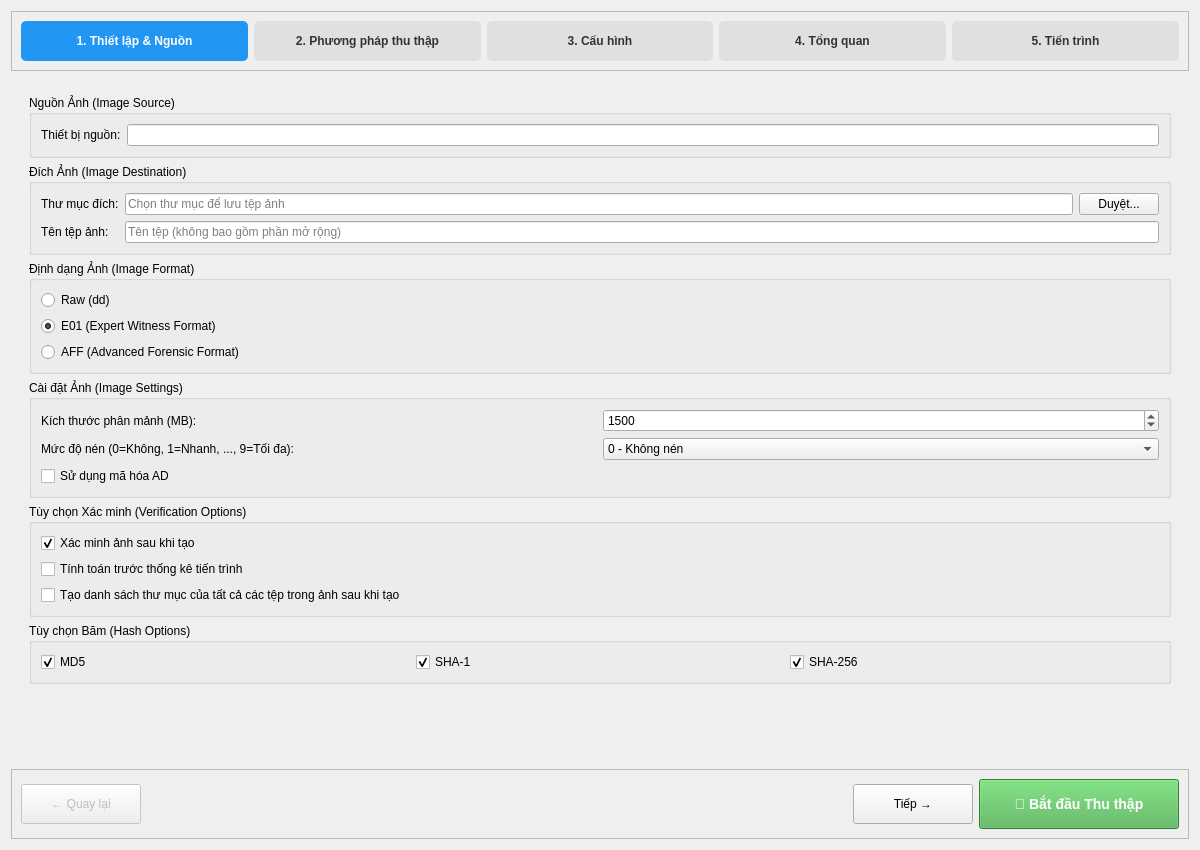
This is views/pages/collect_ui/collect_nonvolatile.ui in Tlinhk/Windows_forensic as Qt 5 draws it before an edit. The edited form follows.
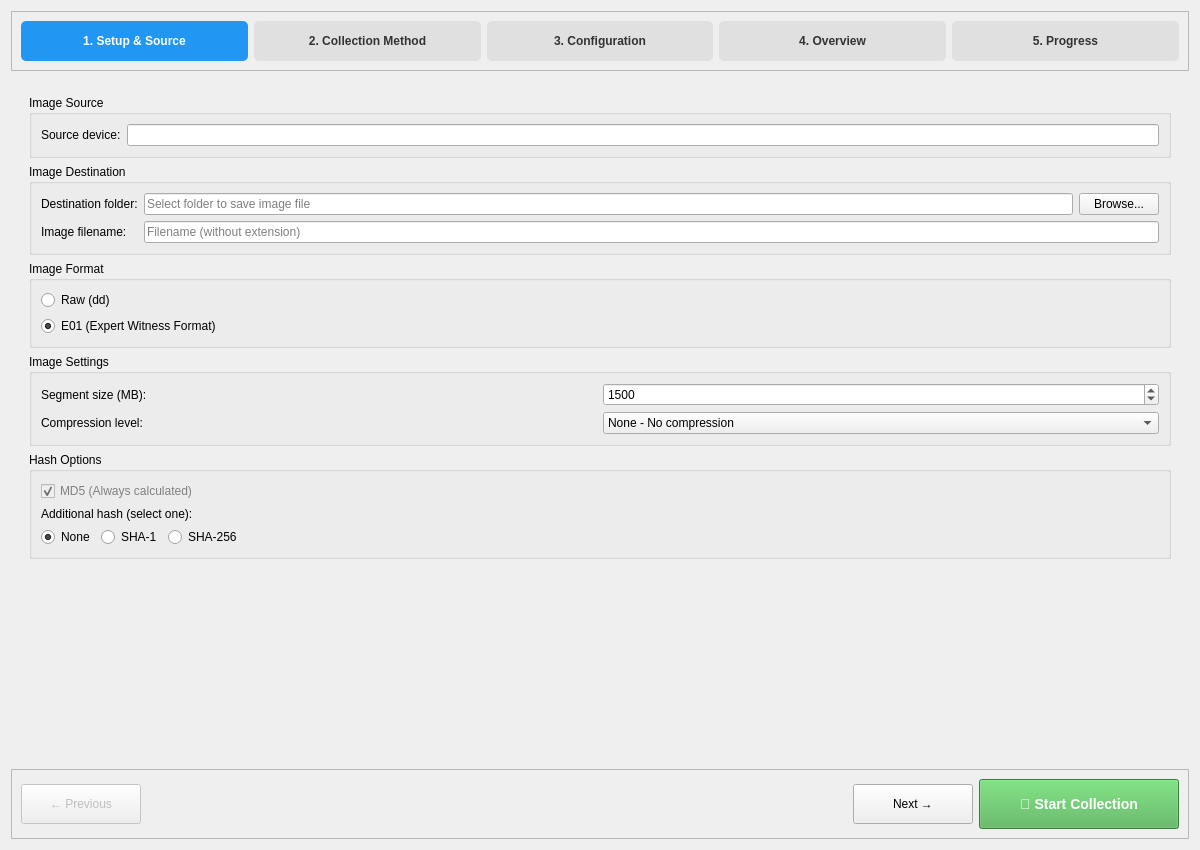
This is the edited form. The open tabs and pages were chosen to show the change.

Commit message: Cap nhat thu thap du lieu bat bien

Patch:
```diff
--- a/views/pages/collect_ui/collect_nonvolatile.ui
+++ b/views/pages/collect_ui/collect_nonvolatile.ui
@@ -35,7 +35,7 @@
          <string notr="true">background-color: #2196F3; color: white; border-radius: 5px; padding: 5px; font-weight: bold;</string>
         </property>
         <property name="text">
-         <string>1. Thiết lập &amp; Nguồn</string>
+         <string>1. Setup &amp; Source</string>
         </property>
         <property name="alignment">
          <set>Qt::AlignCenter</set>
@@ -54,7 +54,7 @@
          <string notr="true">background-color: #E0E0E0; color: #333; border-radius: 5px; padding: 5px; font-weight: bold;</string>
         </property>
         <property name="text">
-         <string>2. Phương pháp thu thập</string>
+         <string>2. Collection Method</string>
         </property>
         <property name="alignment">
          <set>Qt::AlignCenter</set>
@@ -73,7 +73,7 @@
          <string notr="true">background-color: #E0E0E0; color: #333; border-radius: 5px; padding: 5px; font-weight: bold;</string>
         </property>
         <property name="text">
-         <string>3. Cấu hình</string>
+         <string>3. Configuration</string>
         </property>
         <property name="alignment">
          <set>Qt::AlignCenter</set>
@@ -92,7 +92,7 @@
          <string notr="true">background-color: #E0E0E0; color: #333; border-radius: 5px; padding: 5px; font-weight: bold;</string>
         </property>
         <property name="text">
-         <string>4. Tổng quan</string>
+         <string>4. Overview</string>
         </property>
         <property name="alignment">
          <set>Qt::AlignCenter</set>
@@ -111,7 +111,7 @@
          <string notr="true">background-color: #E0E0E0; color: #333; border-radius: 5px; padding: 5px; font-weight: bold;</string>
         </property>
         <property name="text">
-         <string>5. Tiến trình</string>
+         <string>5. Progress</string>
         </property>
         <property name="alignment">
          <set>Qt::AlignCenter</set>
@@ -1011,13 +1011,13 @@
            <item>
             <widget class="QGroupBox" name="groupBox_image_source">
              <property name="title">
-              <string>Nguồn Ảnh (Image Source)</string>
+              <string>Image Source</string>
              </property>
              <layout class="QGridLayout" name="gridLayout_image_source">
               <item row="0" column="0">
                <widget class="QLabel" name="label_image_source">
                 <property name="text">
-                 <string>Thiết bị nguồn:</string>
+                 <string>Source device:</string>
                 </property>
                </widget>
               </item>
@@ -1034,7 +1034,7 @@
            <item>
             <widget class="QGroupBox" name="groupBox_image_destination">
              <property name="title">
-              <string>Đích Ảnh (Image Destination)</string>
+              <string>Image Destination</string>
              </property>
              <layout class="QVBoxLayout" name="verticalLayout_image_destination">
               <item>
@@ -1042,35 +1042,35 @@
                 <item row="0" column="0">
                  <widget class="QLabel" name="label_destination_folder">
                   <property name="text">
-                   <string>Thư mục đích:</string>
+                   <string>Destination folder:</string>
                   </property>
                  </widget>
                 </item>
                 <item row="0" column="1">
                  <widget class="QLineEdit" name="lineEdit_destination_folder">
                   <property name="placeholderText">
-                   <string>Chọn thư mục để lưu tệp ảnh</string>
+                   <string>Select folder to save image file</string>
                   </property>
                  </widget>
                 </item>
                 <item row="0" column="2">
                  <widget class="QPushButton" name="pushButton_browse_folder">
                   <property name="text">
-                   <string>Duyệt...</string>
+                   <string>Browse...</string>
                   </property>
                  </widget>
                 </item>
                 <item row="1" column="0">
                  <widget class="QLabel" name="label_image_filename">
                   <property name="text">
-                   <string>Tên tệp ảnh:</string>
+                   <string>Image filename:</string>
                   </property>
                  </widget>
                 </item>
                 <item row="1" column="1" colspan="2">
                  <widget class="QLineEdit" name="lineEdit_image_filename">
                   <property name="placeholderText">
-                   <string>Tên tệp (không bao gồm phần mở rộng)</string>
+                   <string>Filename (without extension)</string>
                   </property>
                  </widget>
                 </item>
@@ -1082,7 +1082,7 @@
            <item>
             <widget class="QGroupBox" name="groupBox_image_format">
              <property name="title">
-              <string>Định dạng Ảnh (Image Format)</string>
+              <string>Image Format</string>
              </property>
              <layout class="QVBoxLayout" name="verticalLayout_image_format">
               <item>
@@ -1104,13 +1104,6 @@
                   </property>
                  </widget>
                 </item>
-                <item row="2" column="0">
-                 <widget class="QRadioButton" name="radioButton_aff">
-                  <property name="text">
-                   <string>AFF (Advanced Forensic Format)</string>
-                  </property>
-                 </widget>
-                </item>
                </layout>
               </item>
              </layout>
@@ -1119,7 +1112,7 @@
            <item>
             <widget class="QGroupBox" name="groupBox_image_settings">
              <property name="title">
-              <string>Cài đặt Ảnh (Image Settings)</string>
+              <string>Image Settings</string>
              </property>
              <layout class="QVBoxLayout" name="verticalLayout_image_settings">
               <item>
@@ -1127,14 +1120,14 @@
                 <item row="0" column="0">
                  <widget class="QLabel" name="label_fragment_size">
                   <property name="text">
-                   <string>Kích thước phân mảnh (MB):</string>
+                   <string>Segment size (MB):</string>
                   </property>
                  </widget>
                 </item>
                 <item row="0" column="1">
                  <widget class="QSpinBox" name="spinBox_fragment_size">
                   <property name="specialValueText">
-                   <string>Không phân mảnh</string>
+                   <string>No segmentation</string>
                   </property>
                   <property name="minimum">
                    <number>0</number>
@@ -1150,39 +1143,35 @@
                 <item row="1" column="0">
                  <widget class="QLabel" name="label_compression">
                   <property name="text">
-                   <string>Mức độ nén (0=Không, 1=Nhanh, ..., 9=Tối đa):</string>
+                   <string>Compression level:</string>
                   </property>
                  </widget>
                 </item>
                 <item row="1" column="1">
                  <widget class="QComboBox" name="comboBox_compression">
-                  <item>
-                   <property name="text">
-                    <string>0 - Không nén</string>
-                   </property>
-                  </item>
-                  <item>
-                   <property name="text">
-                    <string>1 - Nhanh nhất</string>
-                   </property>
-                  </item>
-                  <item>
-                   <property name="text">
-                    <string>5 - Bình thường</string>
-                   </property>
-                  </item>
-                  <item>
-                   <property name="text">
-                    <string>9 - Tối đa</string>
-                   </property>
-                  </item>
-                 </widget>
-                </item>
-                <item row="2" column="0" colspan="2">
-                 <widget class="QCheckBox" name="checkBox_ad_encryption">
-                  <property name="text">
-                   <string>Sử dụng mã hóa AD</string>
+                  <property name="toolTip">
+                   <string>Only applies to E01</string>
                   </property>
+                  <item>
+                   <property name="text">
+                    <string>None - No compression</string>
+                   </property>
+                  </item>
+                  <item>
+                   <property name="text">
+                    <string>Empty Block - Compress empty blocks only</string>
+                   </property>
+                  </item>
+                  <item>
+                   <property name="text">
+                    <string>Fast - Fast compression</string>
+                   </property>
+                  </item>
+                  <item>
+                   <property name="text">
+                    <string>Best - Maximum compression</string>
+                   </property>
+                  </item>
                  </widget>
                 </item>
                </layout>
@@ -1190,59 +1179,25 @@
              </layout>
             </widget>
            </item>
-           <item>
-            <widget class="QGroupBox" name="groupBox_verification">
-             <property name="title">
-              <string>Tùy chọn Xác minh (Verification Options)</string>
-             </property>
-             <layout class="QVBoxLayout" name="verticalLayout_verification">
-              <item>
-               <widget class="QCheckBox" name="checkBox_verify_after_creation">
-                <property name="text">
-                 <string>Xác minh ảnh sau khi tạo</string>
-                </property>
-                <property name="checked">
-                 <bool>true</bool>
-                </property>
-               </widget>
-              </item>
-              <item>
-               <widget class="QCheckBox" name="checkBox_precalculate_progress">
-                <property name="text">
-                 <string>Tính toán trước thống kê tiến trình</string>
-                </property>
-               </widget>
-              </item>
-              <item>
-               <widget class="QCheckBox" name="checkBox_create_directory_listing">
-                <property name="text">
-                 <string>Tạo danh sách thư mục của tất cả các tệp trong ảnh sau khi tạo</string>
-                </property>
-               </widget>
-              </item>
-             </layout>
-            </widget>
-           </item>
            <item>
             <widget class="QGroupBox" name="groupBox_hashing">
              <property name="title">
-              <string>Tùy chọn Băm (Hash Options)</string>
+              <string>Hash Options</string>
              </property>
-             <layout class="QHBoxLayout" name="horizontalLayout_hashing">
+             <layout class="QVBoxLayout" name="verticalLayout_hashing">
               <item>
                <widget class="QCheckBox" name="checkBox_md5">
-                <property name="text">
-                 <string>MD5</string>
+                <property name="enabled">
+                 <bool>false</bool>
                 </property>
                 <property name="checked">
                  <bool>true</bool>
                 </property>
-               </widget>
-              </item>
-              <item>
-               <widget class="QCheckBox" name="checkBox_sha1">
+                <property name="styleSheet">
+                 <string notr="true">color: gray;</string>
+                </property>
                 <property name="text">
-                 <string>SHA-1</string>
+                 <string>MD5 (Always calculated)</string>
                 </property>
                 <property name="checked">
                  <bool>true</bool>
@@ -1250,15 +1205,53 @@
                </widget>
               </item>
               <item>
-               <widget class="QCheckBox" name="checkBox_sha256">
+               <widget class="QLabel" name="label_additional_hash">
                 <property name="text">
-                 <string>SHA-256</string>
+                 <string>Additional hash (select one):</string>
                 </property>
-                <property name="checked">
-                 <bool>true</bool>
-                </property>
                </widget>
               </item>
+              <item>
+               <layout class="QHBoxLayout" name="horizontalLayout_additional_hash">
+                <item>
+                 <widget class="QRadioButton" name="radioButton_no_hash">
+                  <property name="text">
+                   <string>None</string>
+                  </property>
+                  <property name="checked">
+                   <bool>true</bool>
+                  </property>
+                 </widget>
+                </item>
+                <item>
+                 <widget class="QRadioButton" name="radioButton_sha1">
+                  <property name="text">
+                   <string>SHA-1</string>
+                  </property>
+                 </widget>
+                </item>
+                <item>
+                 <widget class="QRadioButton" name="radioButton_sha256">
+                  <property name="text">
+                   <string>SHA-256</string>
+                  </property>
+                 </widget>
+                </item>
+                <item>
+                 <spacer name="horizontalSpacer_hash">
+                  <property name="orientation">
+                   <enum>Qt::Horizontal</enum>
+                  </property>
+                  <property name="sizeHint" stdset="0">
+                   <size>
+                    <width>40</width>
+                    <height>20</height>
+                   </size>
+                  </property>
+                 </spacer>
+                </item>
+               </layout>
+              </item>
              </layout>
             </widget>
            </item>
@@ -1479,7 +1472,7 @@
          </size>
         </property>
         <property name="text">
-         <string>← Quay lại</string>
+         <string>← Previous</string>
         </property>
        </widget>
       </item>
@@ -1505,7 +1498,7 @@
          </size>
         </property>
         <property name="text">
-         <string>Tiếp →</string>
+         <string>Next →</string>
         </property>
        </widget>
       </item>
@@ -1521,7 +1514,7 @@
          <string notr="true">background-color: #4CAF50; color: white; font-weight: bold; font-size: 14px;</string>
         </property>
         <property name="text">
-         <string>🚀 Bắt đầu Thu thập</string>
+         <string>🚀 Start Collection</string>
         </property>
        </widget>
       </item>
```
Left out of the diff: 133 changed lines with no effect on the pictures. The commit also changes 2 other files.
